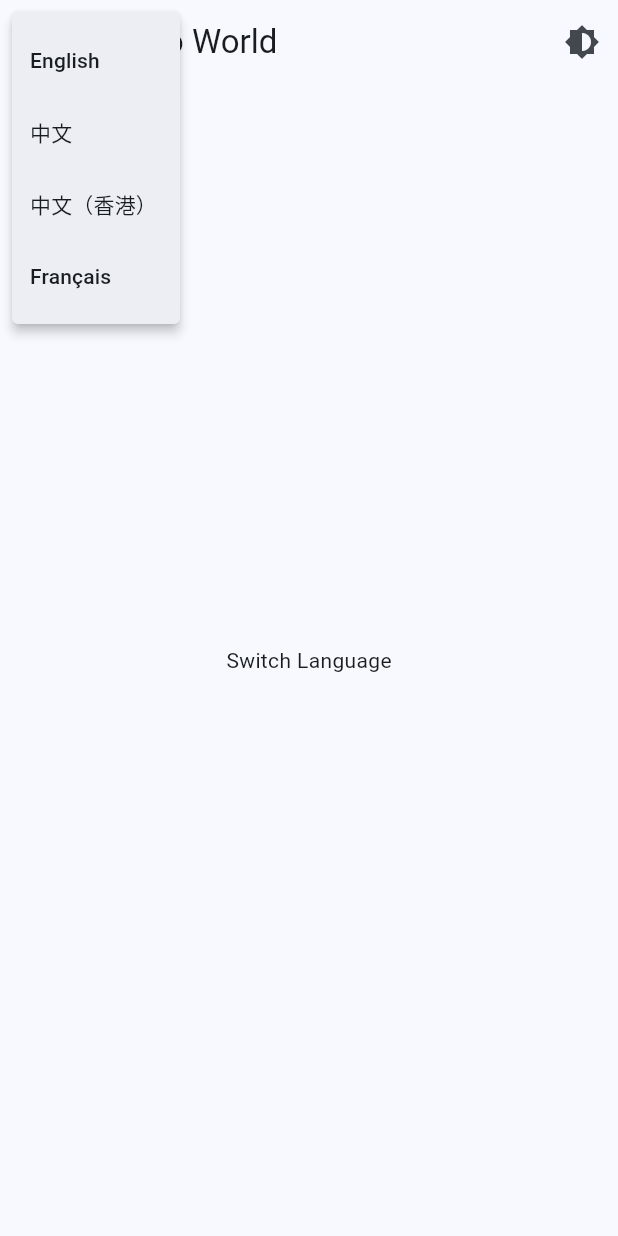
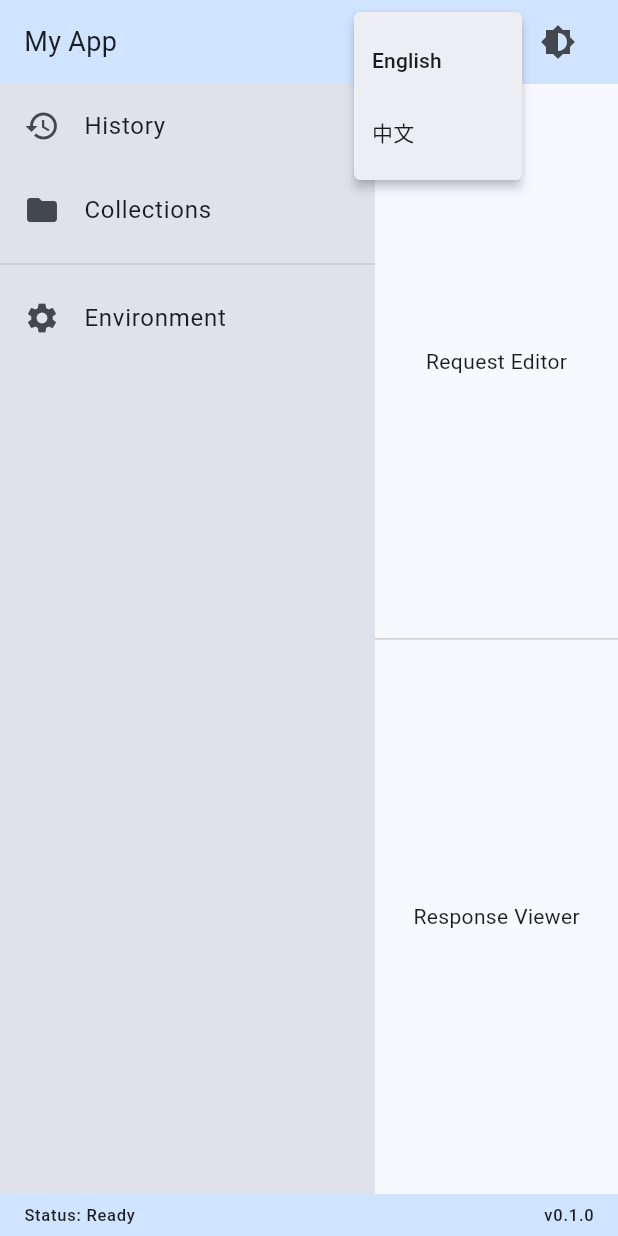
Before and after one commit to jackchan/platform-api, a Flutter app: the screen it shows after launch, after a tap on the "language" icon, on a phone screen of 412 x 824 dp. Run offline on Flutter 3.47's test engine with Material 3 defaults, Android fonts, the phone set to English and light mode, and no system bars.

Commit message:
add draft of the UI

```diff
--- a/lib/l10n/app_en.arb
+++ b/lib/l10n/app_en.arb
@@ -1,5 +1,6 @@
 {
   "@@locale": "en",
-  "title": "Hello World",
-  "switch_language": "Switch Language"
+  "title": "My App",
+  "switch_language": "Switch language",
+  "switch_theme": "Switch theme"
 }
--- a/lib/l10n/app_fr.arb
+++ /dev/null
@@ -1,5 +0,0 @@
-{
-  "@@locale": "fr",
-  "title": "Bonjour le monde",
-  "switch_language": "Changer de langue"
-}
--- a/lib/l10n/app_localizations.dart
+++ b/lib/l10n/app_localizations.dart
@@ -6,7 +6,6 @@ import 'package:flutter_localizations/flutter_localizations.dart';
 import 'package:intl/intl.dart' as intl;
 
 import 'app_localizations_en.dart';
-import 'app_localizations_fr.dart';
 import 'app_localizations_zh.dart';
 
 // ignore_for_file: type=lint
@@ -63,8 +62,7 @@ import 'app_localizations_zh.dart';
 /// be consistent with the languages listed in the AppLocalizations.supportedLocales
 /// property.
 abstract class AppLocalizations {
-  AppLocalizations(String locale)
-    : localeName = intl.Intl.canonicalizedLocale(locale.toString());
+  AppLocalizations(String locale) : localeName = intl.Intl.canonicalizedLocale(locale.toString());
 
   final String localeName;
 
@@ -72,8 +70,7 @@ abstract class AppLocalizations {
     return Localizations.of<AppLocalizations>(context, AppLocalizations);
   }
 
-  static const LocalizationsDelegate<AppLocalizations> delegate =
-      _AppLocalizationsDelegate();
+  static const LocalizationsDelegate<AppLocalizations> delegate = _AppLocalizationsDelegate();
 
   /// A list of this localizations delegate along with the default localizations
   /// delegates.
@@ -85,37 +82,39 @@ abstract class AppLocalizations {
   /// Additional delegates can be added by appending to this list in
   /// MaterialApp. This list does not have to be used at all if a custom list
   /// of delegates is preferred or required.
-  static const List<LocalizationsDelegate<dynamic>> localizationsDelegates =
-      <LocalizationsDelegate<dynamic>>[
-        delegate,
-        GlobalMaterialLocalizations.delegate,
-        GlobalCupertinoLocalizations.delegate,
-        GlobalWidgetsLocalizations.delegate,
-      ];
+  static const List<LocalizationsDelegate<dynamic>> localizationsDelegates = <LocalizationsDelegate<dynamic>>[
+    delegate,
+    GlobalMaterialLocalizations.delegate,
+    GlobalCupertinoLocalizations.delegate,
+    GlobalWidgetsLocalizations.delegate,
+  ];
 
   /// A list of this localizations delegate's supported locales.
   static const List<Locale> supportedLocales = <Locale>[
     Locale('en'),
-    Locale('fr'),
-    Locale('zh'),
-    Locale('zh', 'HK'),
+    Locale('zh')
   ];
 
   /// No description provided for @title.
   ///
   /// In en, this message translates to:
-  /// **'Hello World'**
+  /// **'My App'**
   String get title;
 
   /// No description provided for @switch_language.
   ///
   /// In en, this message translates to:
-  /// **'Switch Language'**
+  /// **'Switch language'**
   String get switch_language;
+
+  /// No description provided for @switch_theme.
+  ///
+  /// In en, this message translates to:
+  /// **'Switch theme'**
+  String get switch_theme;
 }
 
-class _AppLocalizationsDelegate
-    extends LocalizationsDelegate<AppLocalizations> {
+class _AppLocalizationsDelegate extends LocalizationsDelegate<AppLocalizations> {
   const _AppLocalizationsDelegate();
 
   @override
@@ -124,40 +123,25 @@ class _AppLocalizationsDelegate
   }
 
   @override
-  bool isSupported(Locale locale) =>
-      <String>['en', 'fr', 'zh'].contains(locale.languageCode);
+  bool isSupported(Locale locale) => <String>['en', 'zh'].contains(locale.languageCode);
 
   @override
   bool shouldReload(_AppLocalizationsDelegate old) => false;
 }
 
 AppLocalizations lookupAppLocalizations(Locale locale) {
-  // Lookup logic when language+country codes are specified.
-  switch (locale.languageCode) {
-    case 'zh':
-      {
-        switch (locale.countryCode) {
-          case 'HK':
-            return AppLocalizationsZhHk();
-        }
-        break;
-      }
-  }
+
 
   // Lookup logic when only language code is specified.
   switch (locale.languageCode) {
-    case 'en':
-      return AppLocalizationsEn();
-    case 'fr':
-      return AppLocalizationsFr();
-    case 'zh':
-      return AppLocalizationsZh();
+    case 'en': return AppLocalizationsEn();
+    case 'zh': return AppLocalizationsZh();
   }
 
   throw FlutterError(
     'AppLocalizations.delegate failed to load unsupported locale "$locale". This is likely '
     'an issue with the localizations generation tool. Please file an issue '
     'on GitHub with a reproducible sample app and the gen-l10n configuration '
-    'that was used.',
+    'that was used.'
   );
 }
--- a/lib/l10n/app_localizations_en.dart
+++ b/lib/l10n/app_localizations_en.dart
@@ -9,8 +9,11 @@ class AppLocalizationsEn extends AppLocalizations {
   AppLocalizationsEn([String locale = 'en']) : super(locale);
 
   @override
-  String get title => 'Hello World';
+  String get title => 'My App';
 
   @override
-  String get switch_language => 'Switch Language';
+  String get switch_language => 'Switch language';
+
+  @override
+  String get switch_theme => 'Switch theme';
 }
--- a/lib/l10n/app_localizations_fr.dart
+++ /dev/null
@@ -1,16 +0,0 @@
-// ignore: unused_import
-import 'package:intl/intl.dart' as intl;
-import 'app_localizations.dart';
-
-// ignore_for_file: type=lint
-
-/// The translations for French (`fr`).
-class AppLocalizationsFr extends AppLocalizations {
-  AppLocalizationsFr([String locale = 'fr']) : super(locale);
-
-  @override
-  String get title => 'Bonjour le monde';
-
-  @override
-  String get switch_language => 'Changer de langue';
-}
--- a/lib/l10n/app_localizations_zh.dart
+++ b/lib/l10n/app_localizations_zh.dart
@@ -9,19 +9,11 @@ class AppLocalizationsZh extends AppLocalizations {
   AppLocalizationsZh([String locale = 'zh']) : super(locale);
 
   @override
-  String get title => '你好';
+  String get title => '我的應用程式';
 
   @override
-  String get switch_language => '转语言';
-}
-
-/// The translations for Chinese, as used in Hong Kong (`zh_HK`).
-class AppLocalizationsZhHk extends AppLocalizationsZh {
-  AppLocalizationsZhHk() : super('zh_HK');
+  String get switch_language => '切換語言';
 
   @override
-  String get title => '你好';
-
-  @override
-  String get switch_language => '昊屘';
+  String get switch_theme => '切換主題';
 }
--- a/lib/l10n/app_zh.arb
+++ b/lib/l10n/app_zh.arb
@@ -1,5 +1,6 @@
 {
   "@@locale": "zh",
-  "title": "你好",
-  "switch_language": "转语言"
+  "title": "我的應用程式",
+  "switch_language": "切換語言",
+  "switch_theme": "切換主題"
 }
--- a/lib/l10n/app_zh_HK.arb
+++ /dev/null
@@ -1,5 +0,0 @@
-{
-  "@@locale": "zh_HK",
-  "title": "你好",
-  "switch_language": "昊屘"
-}
--- a/lib/main.dart
+++ b/lib/main.dart
@@ -1,26 +1,25 @@
 import 'package:flutter/material.dart';
 import 'package:flutter_localizations/flutter_localizations.dart';
-import 'l10n/app_localizations.dart'; // Generated localization
+import 'package:platform_api/mainLayout.dart';
+import 'l10n/app_localizations.dart'; // generated .dart file
 
 void main() {
-  runApp(const MyApp());
+  runApp(const FlutterApiClientApp());
 }
 
-class MyApp extends StatefulWidget {
-  const MyApp({super.key});
+class FlutterApiClientApp extends StatefulWidget {
+  const FlutterApiClientApp({super.key});
 
   @override
-  State<MyApp> createState() => _MyAppState();
+  State<FlutterApiClientApp> createState() => _FlutterApiClientAppState();
 }
 
-class _MyAppState extends State<MyApp> {
+class _FlutterApiClientAppState extends State<FlutterApiClientApp> {
   Locale _locale = const Locale('en');
   ThemeMode _themeMode = ThemeMode.system;
 
   void _setLocale(Locale locale) {
-    setState(() {
-      _locale = locale;
-    });
+    setState(() => _locale = locale);
   }
 
   void _toggleTheme() {
@@ -34,22 +33,22 @@
   @override
   Widget build(BuildContext context) {
     return MaterialApp(
-      title: 'Flutter i18n + Theme Demo',
-      locale: _locale,
+      title: 'Flutter API Client',
       themeMode: _themeMode,
       theme: ThemeData(
         brightness: Brightness.light,
+        useMaterial3: true,
         colorScheme: ColorScheme.fromSeed(seedColor: Colors.blue),
-        useMaterial3: true,
       ),
       darkTheme: ThemeData(
         brightness: Brightness.dark,
+        useMaterial3: true,
         colorScheme: ColorScheme.fromSeed(
-          seedColor: Colors.blue,
+          seedColor: Colors.deepPurple,
           brightness: Brightness.dark,
         ),
-        useMaterial3: true,
       ),
+      locale: _locale,
       supportedLocales: AppLocalizations.supportedLocales,
       localizationsDelegates: const [
         AppLocalizations.delegate,
@@ -57,49 +56,7 @@
         GlobalWidgetsLocalizations.delegate,
         GlobalCupertinoLocalizations.delegate,
       ],
-      home: HomePage(onLocaleChange: _setLocale, onToggleTheme: _toggleTheme),
+      home: MainLayout(onLocaleChange: _setLocale, onThemeToggle: _toggleTheme),
     );
   }
 }
-
-class HomePage extends StatelessWidget {
-  final void Function(Locale) onLocaleChange;
-  final VoidCallback onToggleTheme;
-
-  const HomePage({
-    super.key,
-    required this.onLocaleChange,
-    required this.onToggleTheme,
-  });
-
-  @override
-  Widget build(BuildContext context) {
-    final loc = AppLocalizations.of(context)!;
-
-    return Scaffold(
-      appBar: AppBar(
-        title: Text(loc.title),
-        leading: PopupMenuButton<Locale>(
-          icon: const Icon(Icons.language),
-          onSelected: onLocaleChange,
-          itemBuilder: (context) => [
-            const PopupMenuItem(value: Locale('en'), child: Text('English')),
-            const PopupMenuItem(value: Locale('zh'), child: Text('中文')),
-            const PopupMenuItem(
-              value: Locale('zh', 'HK'),
-              child: Text('中文（香港）'),
-            ),
-            const PopupMenuItem(value: Locale('fr'), child: Text('Français')),
-          ],
-        ),
-        actions: [
-          IconButton(
-            icon: const Icon(Icons.brightness_6),
-            onPressed: onToggleTheme,
-          ),
-        ],
-      ),
-      body: Center(child: Text(loc.switch_language)),
-    );
-  }
-}
--- /dev/null
+++ b/lib/mainLayout.dart
@@ -0,0 +1,43 @@
+import 'package:flutter/material.dart';
+import 'l10n/app_localizations.dart';
+import 'widgets/left_side_bar.dart';
+import 'widgets/header_bar.dart';
+import 'widgets/footer.dart';
+import 'widgets/main_panel.dart';
+
+class MainLayout extends StatelessWidget {
+  final void Function(Locale) onLocaleChange;
+  final VoidCallback onThemeToggle;
+
+  const MainLayout({
+    super.key,
+    required this.onLocaleChange,
+    required this.onThemeToggle,
+  });
+
+  @override
+  Widget build(BuildContext context) {
+    final loc = AppLocalizations.of(context)!;
+
+    return Scaffold(
+      body: Column(
+        children: [
+          HeaderBar(
+            loc: loc,
+            onLocaleChange: onLocaleChange,
+            onThemeToggle: onThemeToggle,
+          ),
+          Expanded(
+            child: Row(
+              children: const [
+                LeftSidebar(),
+                Expanded(child: MainPanel()),
+              ],
+            ),
+          ),
+          const FooterBar(),
+        ],
+      ),
+    );
+  }
+}
--- /dev/null
+++ b/lib/widgets/footer.dart
@@ -0,0 +1,21 @@
+import 'package:flutter/material.dart';
+
+class FooterBar extends StatelessWidget {
+  const FooterBar({super.key});
+
+  @override
+  Widget build(BuildContext context) {
+    return Container(
+      height: 28,
+      padding: const EdgeInsets.symmetric(horizontal: 16),
+      color: Theme.of(context).colorScheme.primaryContainer,
+      child: Row(
+        children: [
+          Text('Status: Ready', style: Theme.of(context).textTheme.labelSmall),
+          const Spacer(),
+          Text('v0.1.0', style: Theme.of(context).textTheme.labelSmall),
+        ],
+      ),
+    );
+  }
+}
--- /dev/null
+++ b/lib/widgets/header_bar.dart
@@ -0,0 +1,50 @@
+import 'package:flutter/material.dart';
+import 'package:platform_api/l10n/app_localizations.dart';
+
+class HeaderBar extends StatelessWidget {
+  final AppLocalizations loc;
+  final void Function(Locale) onLocaleChange;
+  final VoidCallback onThemeToggle;
+
+  const HeaderBar({
+    super.key,
+    required this.loc,
+    required this.onLocaleChange,
+    required this.onThemeToggle,
+  });
+
+  @override
+  Widget build(BuildContext context) {
+    return Container(
+      height: 56,
+      padding: const EdgeInsets.symmetric(horizontal: 16),
+      color: Theme.of(context).colorScheme.primaryContainer,
+      child: Row(
+        mainAxisAlignment: MainAxisAlignment.spaceBetween,
+        children: [
+          Text(loc.title, style: const TextStyle(fontSize: 18)),
+          Row(
+            children: [
+              PopupMenuButton<Locale>(
+                icon: const Icon(Icons.language),
+                onSelected: onLocaleChange,
+                itemBuilder: (_) => [
+                  const PopupMenuItem(
+                    value: Locale('en'),
+                    child: Text('English'),
+                  ),
+                  const PopupMenuItem(value: Locale('zh'), child: Text('中文')),
+                ],
+              ),
+              IconButton(
+                icon: const Icon(Icons.brightness_6),
+                tooltip: loc.switch_theme,
+                onPressed: onThemeToggle,
+              ),
+            ],
+          ),
+        ],
+      ),
+    );
+  }
+}
--- /dev/null
+++ b/lib/widgets/left_side_bar.dart
@@ -0,0 +1,21 @@
+import 'package:flutter/material.dart';
+
+class LeftSidebar extends StatelessWidget {
+  const LeftSidebar({super.key});
+
+  @override
+  Widget build(BuildContext context) {
+    return Container(
+      width: 250,
+      color: Theme.of(context).colorScheme.surfaceVariant,
+      child: ListView(
+        children: const [
+          ListTile(leading: Icon(Icons.history), title: Text('History')),
+          ListTile(leading: Icon(Icons.folder), title: Text('Collections')),
+          Divider(),
+          ListTile(leading: Icon(Icons.settings), title: Text('Environment')),
+        ],
+      ),
+    );
+  }
+}
--- /dev/null
+++ b/lib/widgets/main_panel.dart
@@ -0,0 +1,18 @@
+import 'package:flutter/material.dart';
+import 'request_editor.dart';
+import 'response_viewer.dart';
+
+class MainPanel extends StatelessWidget {
+  const MainPanel({super.key});
+
+  @override
+  Widget build(BuildContext context) {
+    return Column(
+      children: const [
+        Expanded(flex: 1, child: RequestEditor()),
+        Divider(height: 1),
+        Expanded(flex: 1, child: ResponseViewer()),
+      ],
+    );
+  }
+}
--- /dev/null
+++ b/lib/widgets/request_editor.dart
@@ -0,0 +1,14 @@
+import 'package:flutter/material.dart';
+
+class RequestEditor extends StatelessWidget {
+  const RequestEditor({super.key});
+
+  @override
+  Widget build(BuildContext context) {
+    return Container(
+      padding: const EdgeInsets.all(16),
+      color: Theme.of(context).colorScheme.surface,
+      child: const Center(child: Text('Request Editor')),
+    );
+  }
+}
--- /dev/null
+++ b/lib/widgets/response_viewer.dart
@@ -0,0 +1,14 @@
+import 'package:flutter/material.dart';
+
+class ResponseViewer extends StatelessWidget {
+  const ResponseViewer({super.key});
+
+  @override
+  Widget build(BuildContext context) {
+    return Container(
+      padding: const EdgeInsets.all(16),
+      color: Theme.of(context).colorScheme.background,
+      child: const Center(child: Text('Response Viewer')),
+    );
+  }
+}
```
Also changed, not shown: 1 other file.
